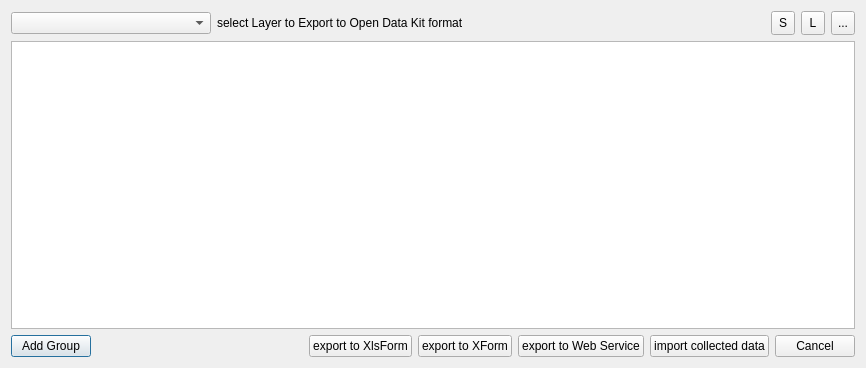
Qt form QgisODK_mod_dialog_base.ui (enricofer/QgisODK) before a commit.
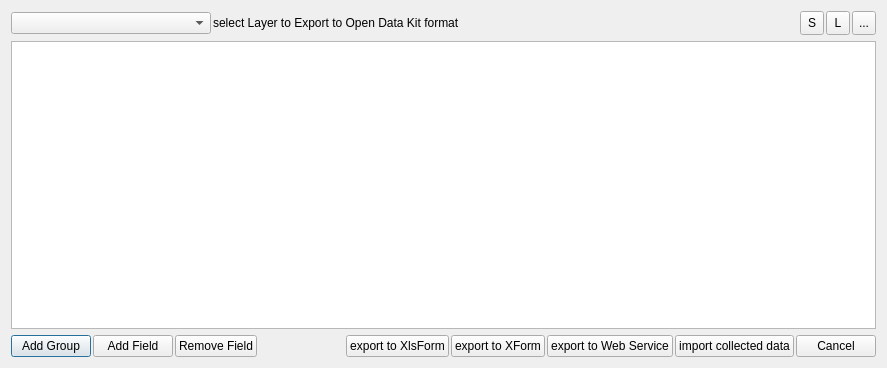
The same form after that commit. Icons and pictures are not drawn.

Commit message: New actions: add and remove fields

Diff of the .ui file:
```diff
--- a/QgisODK_mod_dialog_base.ui
+++ b/QgisODK_mod_dialog_base.ui
@@ -6,7 +6,7 @@
    <rect>
     <x>0</x>
     <y>0</y>
-    <width>866</width>
+    <width>887</width>
     <height>368</height>
    </rect>
   </property>
@@ -16,6 +16,9 @@
   <layout class="QVBoxLayout" name="verticalLayout">
    <item>
     <layout class="QHBoxLayout" name="horizontalLayout_2">
+     <property name="spacing">
+      <number>2</number>
+     </property>
      <item>
       <widget class="QComboBox" name="layersComboBox">
        <property name="minimumSize">
@@ -119,6 +122,9 @@
    </item>
    <item>
     <layout class="QHBoxLayout" name="horizontalLayout">
+     <property name="spacing">
+      <number>2</number>
+     </property>
      <item>
       <widget class="QPushButton" name="addGroupButton">
        <property name="text">
@@ -126,6 +132,20 @@
        </property>
       </widget>
      </item>
+     <item>
+      <widget class="QPushButton" name="addFieldButton">
+       <property name="text">
+        <string>Add Field</string>
+       </property>
+      </widget>
+     </item>
+     <item>
+      <widget class="QPushButton" name="removeFieldButton">
+       <property name="text">
+        <string>Remove Field</string>
+       </property>
+      </widget>
+     </item>
      <item>
       <spacer name="horizontalSpacer">
        <property name="orientation">
```
The commit also changes 52 other files.
